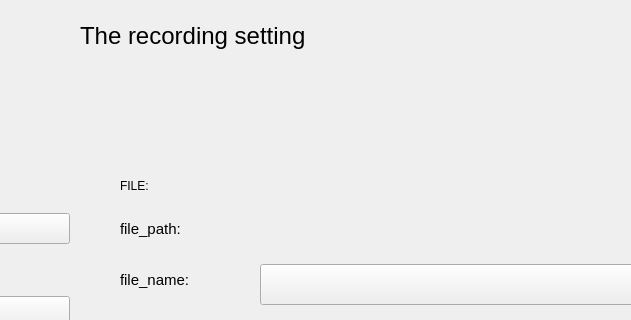
This is qt/t507/voice.ui in jizizihe/baijie_demo as Qt 5 draws it before an edit; both pictures show x 210 to 841 and y 0 to 320 of the 1024 by 600 pixel window. The edited form follows.
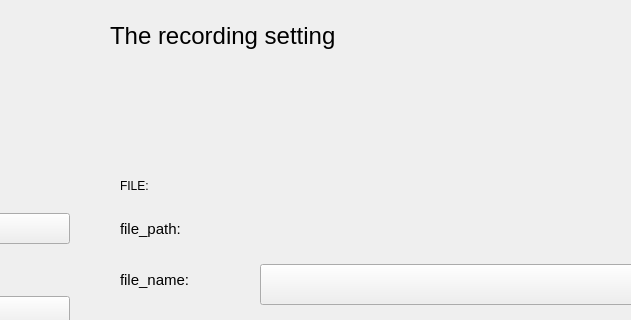
This is the edited form.

```diff
--- a/qt/t507/voice.ui
+++ b/qt/t507/voice.ui
@@ -192,7 +192,7 @@
    <widget class="QLabel" name="label_5">
     <property name="geometry">
      <rect>
-      <x>290</x>
+      <x>320</x>
       <y>10</y>
       <width>441</width>
       <height>51</height>
```
Left out of the diff: 2 changed lines with no effect on the pictures.
